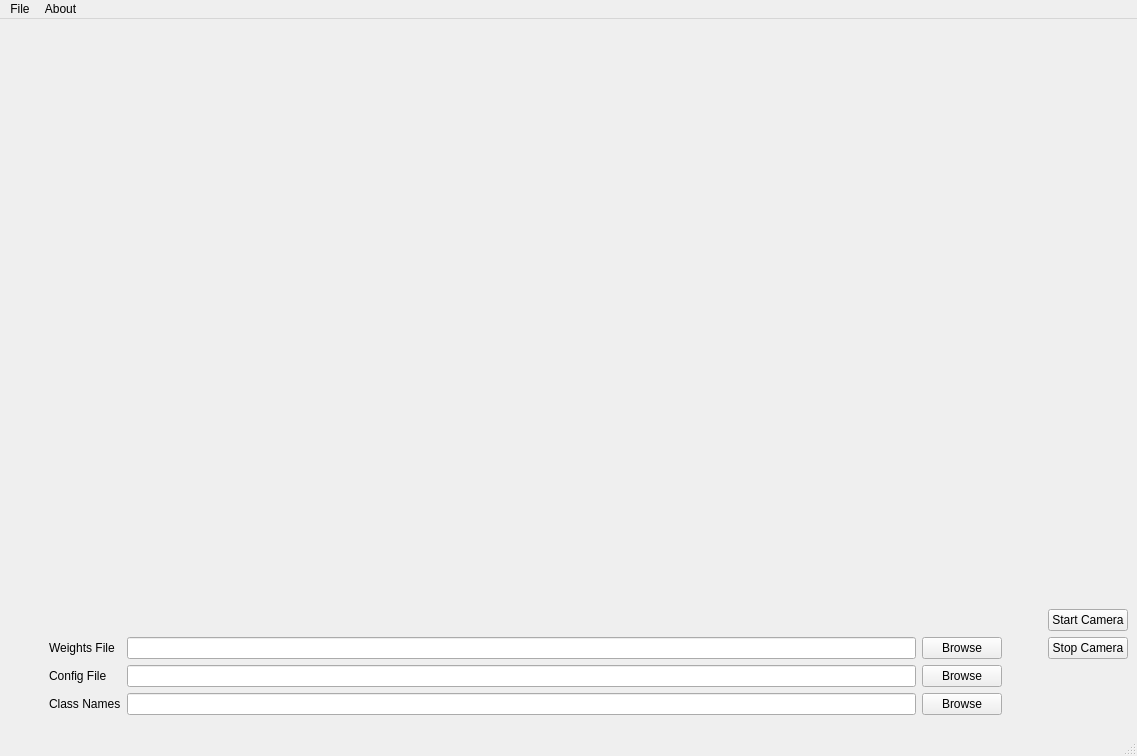
Above: src/mainwindow.ui from dev-gazer/OpenQVision before the change. Below: the same form after it.
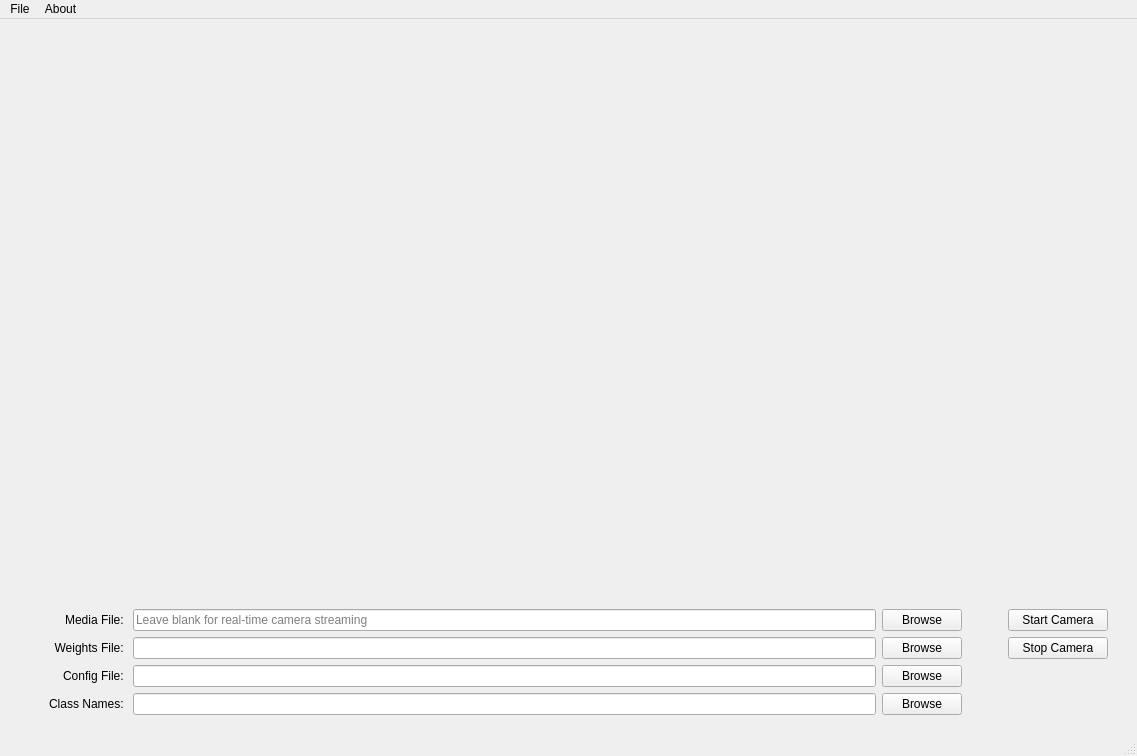
That is the form after the change.

Commit message: Adding extra features for using OpenQVision with pictures and videos

```diff
--- a/src/mainwindow.ui
+++ b/src/mainwindow.ui
@@ -23,16 +23,25 @@
    <layout class="QGridLayout" name="gridLayout">
     <item row="0" column="0">
      <layout class="QGridLayout" name="gridLayout_4">
+      <item row="6" column="1">
+       <widget class="QLabel" name="configFileLabel">
+        <property name="text">
+         <string>Config File: </string>
+        </property>
+        <property name="alignment">
+         <set>Qt::AlignRight|Qt::AlignTrailing|Qt::AlignVCenter</set>
+        </property>
+       </widget>
+      </item>
+      <item row="1" column="3">
+       <layout class="QHBoxLayout" name="horizontalLayout_3"/>
+      </item>
+      <item row="7" column="2">
+       <widget class="QLineEdit" name="classesPath"/>
+      </item>
       <item row="6" column="2">
        <widget class="QLineEdit" name="configPath"/>
       </item>
-      <item row="4" column="4">
-       <widget class="QPushButton" name="browseWeightsButton">
-        <property name="text">
-         <string>Browse</string>
-        </property>
-       </widget>
-      </item>
       <item row="4" column="0">
        <spacer name="horizontalSpacer">
         <property name="orientation">
@@ -51,31 +60,56 @@
       </item>
       <item row="4" column="6">
        <widget class="QPushButton" name="stopCamera">
+        <property name="sizePolicy">
+         <sizepolicy hsizetype="Fixed" vsizetype="Fixed">
+          <horstretch>0</horstretch>
+          <verstretch>0</verstretch>
+         </sizepolicy>
+        </property>
+        <property name="minimumSize">
+         <size>
+          <width>100</width>
+          <height>0</height>
+         </size>
+        </property>
         <property name="text">
          <string>Stop Camera</string>
         </property>
        </widget>
       </item>
-      <item row="7" column="1">
-       <widget class="QLabel" name="classesFileLabel">
+      <item row="3" column="4">
+       <widget class="QPushButton" name="browseMediaButton">
         <property name="text">
-         <string>Class Names</string>
+         <string>Browse</string>
         </property>
        </widget>
       </item>
-      <item row="7" column="2">
-       <widget class="QLineEdit" name="classesPath"/>
+      <item row="8" column="2">
+       <spacer name="verticalSpacer_6">
+        <property name="orientation">
+         <enum>Qt::Vertical</enum>
+        </property>
+        <property name="sizeType">
+         <enum>QSizePolicy::Preferred</enum>
+        </property>
+        <property name="sizeHint" stdset="0">
+         <size>
+          <width>20</width>
+          <height>10</height>
+         </size>
+        </property>
+       </spacer>
+      </item>
+      <item row="4" column="4">
+       <widget class="QPushButton" name="browseWeightsButton">
+        <property name="text">
+         <string>Browse</string>
+        </property>
+       </widget>
       </item>
       <item row="4" column="2">
        <widget class="QLineEdit" name="weightsPath"/>
       </item>
-      <item row="4" column="1">
-       <widget class="QLabel" name="weightsFileLabel">
-        <property name="text">
-         <string>Weights File</string>
-        </property>
-       </widget>
-      </item>
       <item row="0" column="6">
        <spacer name="verticalSpacer_5">
         <property name="orientation">
@@ -89,13 +123,10 @@
         </property>
        </spacer>
       </item>
-      <item row="1" column="3">
-       <layout class="QHBoxLayout" name="horizontalLayout_3"/>
-      </item>
-      <item row="7" column="4">
-       <widget class="QPushButton" name="browseClassesButton">
+      <item row="0" column="2" alignment="Qt::AlignHCenter">
+       <widget class="QLabel" name="videoDisplay">
         <property name="text">
-         <string>Browse</string>
+         <string/>
         </property>
        </widget>
       </item>
@@ -106,8 +137,64 @@
         </property>
        </widget>
       </item>
-      <item row="2" column="6">
+      <item row="3" column="1">
+       <widget class="QLabel" name="mediaFileLabel">
+        <property name="text">
+         <string>Media File: </string>
+        </property>
+        <property name="alignment">
+         <set>Qt::AlignRight|Qt::AlignTrailing|Qt::AlignVCenter</set>
+        </property>
+       </widget>
+      </item>
+      <item row="4" column="1">
+       <widget class="QLabel" name="weightsFileLabel">
+        <property name="text">
+         <string>Weights File: </string>
+        </property>
+        <property name="alignment">
+         <set>Qt::AlignRight|Qt::AlignTrailing|Qt::AlignVCenter</set>
+        </property>
+       </widget>
+      </item>
+      <item row="7" column="4">
+       <widget class="QPushButton" name="browseClassesButton">
+        <property name="text">
+         <string>Browse</string>
+        </property>
+       </widget>
+      </item>
+      <item row="3" column="2">
+       <widget class="QLineEdit" name="mediaPath">
+        <property name="placeholderText">
+         <string>Leave blank for real-time camera streaming</string>
+        </property>
+       </widget>
+      </item>
+      <item row="7" column="1">
+       <widget class="QLabel" name="classesFileLabel">
+        <property name="text">
+         <string>Class Names: </string>
+        </property>
+        <property name="alignment">
+         <set>Qt::AlignRight|Qt::AlignTrailing|Qt::AlignVCenter</set>
+        </property>
+       </widget>
+      </item>
+      <item row="3" column="6">
        <widget class="QPushButton" name="startCamera">
+        <property name="sizePolicy">
+         <sizepolicy hsizetype="Fixed" vsizetype="Fixed">
+          <horstretch>0</horstretch>
+          <verstretch>0</verstretch>
+         </sizepolicy>
+        </property>
+        <property name="minimumSize">
+         <size>
+          <width>100</width>
+          <height>0</height>
+         </size>
+        </property>
         <property name="text">
          <string>Start Camera</string>
         </property>
@@ -132,36 +219,22 @@
         </property>
        </spacer>
       </item>
-      <item row="6" column="1">
-       <widget class="QLabel" name="configFileLabel">
-        <property name="text">
-         <string>Config File</string>
-        </property>
-       </widget>
-      </item>
-      <item row="8" column="2">
-       <spacer name="verticalSpacer_6">
+      <item row="3" column="7">
+       <spacer name="horizontalSpacer_2">
         <property name="orientation">
-         <enum>Qt::Vertical</enum>
+         <enum>Qt::Horizontal</enum>
         </property>
         <property name="sizeType">
-         <enum>QSizePolicy::Preferred</enum>
+         <enum>QSizePolicy::Fixed</enum>
         </property>
         <property name="sizeHint" stdset="0">
          <size>
           <width>20</width>
-          <height>10</height>
+          <height>20</height>
          </size>
         </property>
        </spacer>
       </item>
-      <item row="0" column="2">
-       <widget class="QLabel" name="videoDisplay">
-        <property name="text">
-         <string/>
-        </property>
-       </widget>
-      </item>
      </layout>
     </item>
    </layout>
```
The commit also changes 5 other files.
